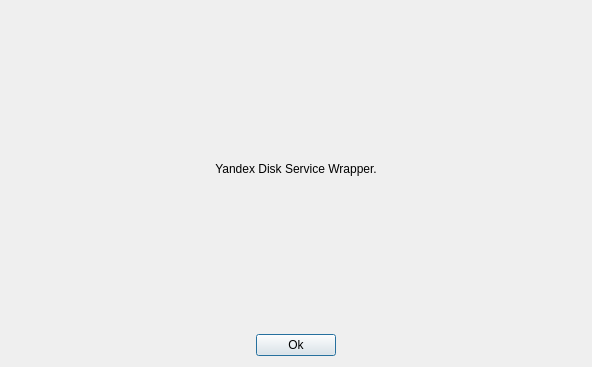
The window that qt/about.ui (avsokol/yandish-code) describes before a commit, drawn with Qt 5.
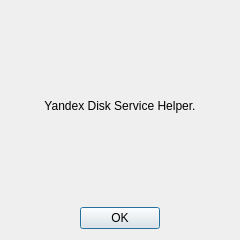
The same window after the commit.

Commit message:
small modification for about dialog
Changes to be committed:
	modified:   qt/about.py
	modified:   qt/about.pyc
	modified:   qt/about.ui
	modified:   qt/window.py
	modified:   qt/window.pyc

Diff of the .ui file:
```diff
--- a/qt/about.ui
+++ b/qt/about.ui
@@ -9,8 +9,8 @@
    <rect>
     <x>0</x>
     <y>0</y>
-    <width>592</width>
-    <height>367</height>
+    <width>240</width>
+    <height>240</height>
    </rect>
   </property>
   <property name="sizePolicy">
@@ -35,14 +35,23 @@
       </sizepolicy>
      </property>
      <property name="text">
-      <string>&lt;html&gt;&lt;head/&gt;&lt;body&gt;&lt;p align=&quot;center&quot;&gt;Yandex Disk Service Wrapper.&lt;/p&gt;&lt;/body&gt;&lt;/html&gt;</string>
+      <string>&lt;html&gt;&lt;head/&gt;&lt;body&gt;&lt;p align=&quot;center&quot;&gt;Yandex Disk Service Helper.&lt;/p&gt;&lt;/body&gt;&lt;/html&gt;</string>
      </property>
     </widget>
    </item>
    <item alignment="Qt::AlignHCenter|Qt::AlignVCenter">
-    <widget class="QPushButton" name="pushButton">
-     <property name="text">
-      <string>Ok</string>
+    <widget class="QDialogButtonBox" name="buttonBox">
+     <property name="sizePolicy">
+      <sizepolicy hsizetype="Expanding" vsizetype="Fixed">
+       <horstretch>0</horstretch>
+       <verstretch>0</verstretch>
+      </sizepolicy>
+     </property>
+     <property name="layoutDirection">
+      <enum>Qt::LeftToRight</enum>
+     </property>
+     <property name="standardButtons">
+      <set>QDialogButtonBox::Ok</set>
      </property>
     </widget>
    </item>
```
Left out of the diff: 19 changed lines with no effect on the pictures. The commit also changes 4 other files.
